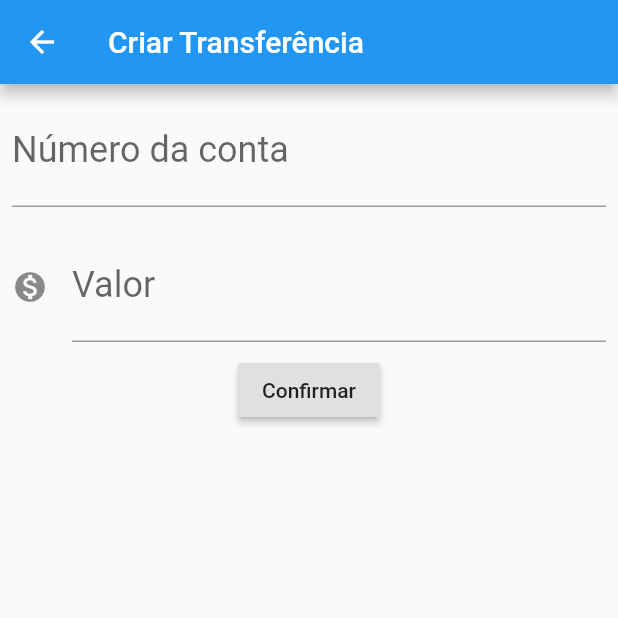
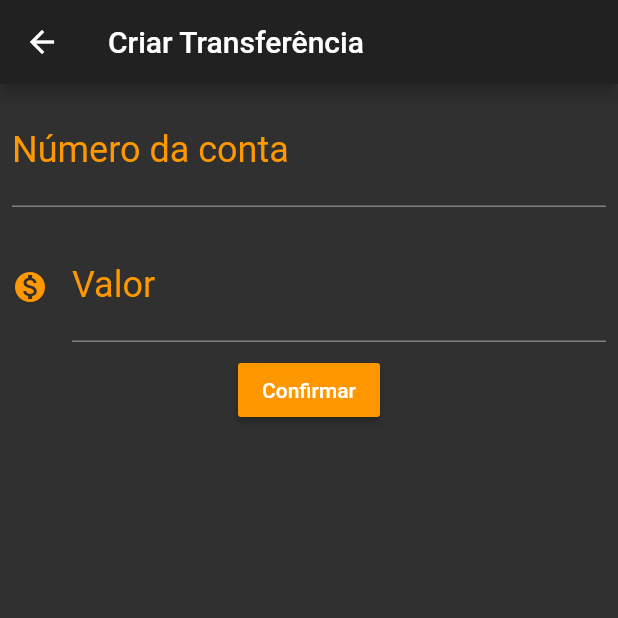
Before and after one commit to mathbonato/BytebankApp, a Flutter app: the screen it shows after launch, after a tap on the "add" icon, on a phone screen of 412 x 824 dp, the top half of it. Run offline on Flutter 3.47's test engine with Material 2 defaults, Android fonts, the phone set to English and light mode, and no system bars.

Commit message:
Added code refactoring, file organization, component styling, and bug fixes.

```diff
--- /dev/null
+++ b/lib/components/editor.dart
@@ -0,0 +1,39 @@
+import 'package:flutter/material.dart';
+
+class Editor extends StatelessWidget {
+  final TextEditingController controller;
+  final String label;
+  final String tip;
+  final IconData icon;
+
+  const Editor({this.controller, this.label, this.tip, this.icon});
+
+  Widget build(BuildContext context) {
+    return Padding(
+      padding: const EdgeInsets.all(8.0),
+      child: TextField(
+        controller: controller,
+        style: TextStyle(
+          color: Colors.orange,
+          fontSize: 24.0,
+        ),
+        decoration: InputDecoration(
+          icon: icon != null
+              ? Icon(
+                  icon,
+                  color: Colors.orange,
+                )
+              : null,
+          labelText: label,
+          labelStyle: TextStyle(color: Colors.orange),
+          hintText: tip,
+          hintStyle: TextStyle(color: Colors.orange),
+          focusedBorder: UnderlineInputBorder(
+            borderSide: BorderSide(color: Colors.orange),
+          ),
+        ),
+        keyboardType: TextInputType.number,
+      ),
+    );
+  }
+}
--- a/lib/main.dart
+++ b/lib/main.dart
@@ -1,3 +1,4 @@
+import 'package:alura_01/screens/transfer/list.dart';
 import 'package:flutter/material.dart';
 
 void main() => runApp(ByteBankApp());
@@ -6,130 +7,10 @@ class ByteBankApp extends StatelessWidget {
   @override
   Widget build(BuildContext context) {
     return MaterialApp(
+      theme: ThemeData.dark(),
       home: Scaffold(
         body: TrasnferList(),
       ),
     );
   }
 }
-
-class transferForm extends StatelessWidget {
-  final TextEditingController _controllerFieldAccountNumber =
-      TextEditingController();
-  final TextEditingController _controllerFieldValue = TextEditingController();
-
-  @override
-  Widget build(BuildContext context) {
-    return Scaffold(
-      appBar: AppBar(
-        title: Text('Criar Transferência'),
-      ),
-      body: Column(
-        children: <Widget>[
-          Editor(
-            controller: _controllerFieldAccountNumber,
-            label: 'Número da conta',
-            tip: '0000',
-          ),
-          Editor(
-            controller: _controllerFieldValue,
-            label: 'Valor',
-            tip: '0.00',
-            icon: Icons.monetization_on,
-          ),
-          RaisedButton(
-              child: Text('Confirmar'),
-              onPressed: () => _createtransfer(context))
-        ],
-      ),
-    );
-  }
-
-  void _createtransfer(BuildContext context) {
-    final int accountNumber = int.tryParse(_controllerFieldAccountNumber.text);
-    final double value = double.tryParse(_controllerFieldValue.text);
-
-    if (accountNumber != null && value != null) {
-      final newTransfer = Transfer(value, accountNumber);
-      Navigator.pop(context, newTransfer);
-    }
-  }
-}
-
-class Editor extends StatelessWidget {
-  final TextEditingController controller;
-  final String label;
-  final String tip;
-  final IconData icon;
-
-  const Editor({this.controller, this.label, this.tip, this.icon});
-
-  Widget build(BuildContext context) {
-    return Padding(
-      padding: const EdgeInsets.all(8.0),
-      child: TextField(
-        controller: controller,
-        style: TextStyle(
-          fontSize: 24.0,
-        ),
-        decoration: InputDecoration(
-          icon: icon != null ? Icon(icon) : null,
-          labelText: label,
-          hintText: tip,
-        ),
-        keyboardType: TextInputType.number,
-      ),
-    );
-  }
-}
-
-class TrasnferList extends StatelessWidget {
-  @override
-  Widget build(BuildContext context) {
-    return Scaffold(
-        appBar: AppBar(
-          title: Text('Transferências'),
-        ),
-        body: Column(children: <Widget>[
-          TransferItem(Transfer(100.00, 1234)),
-          TransferItem(Transfer(200.00, 4434)),
-          TransferItem(Transfer(150.00, 2222))
-        ]),
-        floatingActionButton: FloatingActionButton(
-          child: Icon(Icons.add),
-          onPressed: () {
-            final Future<Transfer> future =
-                Navigator.push(context, MaterialPageRoute(builder: (context) {
-              return transferForm();
-            }));
-
-            future.then((reicevedTransfer) {
-              debugPrint('Cheguei aqui');
-              debugPrint(reicevedTransfer.toString());
-            });
-          },
-        ));
-  }
-}
-
-class TransferItem extends StatelessWidget {
-  final Transfer transfer;
-
-  const TransferItem(this.transfer);
-
-  Widget build(BuildContext context) {
-    return Card(
-        child: ListTile(
-      leading: Icon(Icons.monetization_on),
-      title: Text(transfer.value.toString()),
-      subtitle: Text(transfer.accountNumber.toString()),
-    ));
-  }
-}
-
-class Transfer {
-  final double value;
-  final int accountNumber;
-
-  Transfer(this.value, this.accountNumber);
-}
--- /dev/null
+++ b/lib/models/transfer.dart
@@ -0,0 +1,6 @@
+class Transfer {
+  final double value;
+  final int accountNumber;
+
+  Transfer(this.value, this.accountNumber);
+}
--- /dev/null
+++ b/lib/screens/transfer/form.dart
@@ -0,0 +1,59 @@
+import 'package:alura_01/components/editor.dart';
+import 'package:alura_01/models/transfer.dart';
+import 'package:flutter/material.dart';
+
+const _appBarTitle = 'Criar Transferência';
+
+class TransferForm extends StatefulWidget {
+  @override
+  State<StatefulWidget> createState() {
+    return TransferFormState();
+  }
+}
+
+class TransferFormState extends State<TransferForm> {
+  final TextEditingController _controllerFieldAccountNumber =
+      TextEditingController();
+  final TextEditingController _controllerFieldValue = TextEditingController();
+
+  @override
+  Widget build(BuildContext context) {
+    return Scaffold(
+      appBar: AppBar(
+        title: Text(_appBarTitle),
+      ),
+      body: SingleChildScrollView(
+        child: Column(
+          children: <Widget>[
+            Editor(
+              controller: _controllerFieldAccountNumber,
+              label: 'Número da conta',
+              tip: '0000',
+            ),
+            Editor(
+              controller: _controllerFieldValue,
+              label: 'Valor',
+              tip: '0.00',
+              icon: Icons.monetization_on,
+            ),
+            RaisedButton(
+              child: Text('Confirmar'),
+              color: Colors.orange,
+              onPressed: () => _createTransfer(context),
+            )
+          ],
+        ),
+      ),
+    );
+  }
+
+  void _createTransfer(BuildContext context) {
+    final int accountNumber = int.tryParse(_controllerFieldAccountNumber.text);
+    final double value = double.tryParse(_controllerFieldValue.text);
+
+    if (accountNumber != null && value != null) {
+      final newTransfer = Transfer(value, accountNumber);
+      Navigator.pop(context, newTransfer);
+    }
+  }
+}
--- /dev/null
+++ b/lib/screens/transfer/list.dart
@@ -0,0 +1,61 @@
+import 'package:alura_01/models/transfer.dart';
+import 'package:alura_01/screens/transfer/form.dart';
+import 'package:flutter/material.dart';
+
+const _appBarTitle = 'Transferências';
+
+class TrasnferList extends StatefulWidget {
+  final List<Transfer> _transfer = List();
+
+  @override
+  State<StatefulWidget> createState() {
+    return TransferListState();
+  }
+}
+
+class TransferListState extends State<TrasnferList> {
+  Widget build(BuildContext context) {
+    return Scaffold(
+        appBar: AppBar(
+          title: Text(_appBarTitle),
+        ),
+        body: ListView.builder(
+          itemCount: widget._transfer.length,
+          itemBuilder: (context, index) {
+            return TransferItem(widget._transfer[index]);
+          },
+        ),
+        floatingActionButton: FloatingActionButton(
+          child: Icon(Icons.add),
+          backgroundColor: Colors.orange,
+          onPressed: () {
+            Navigator.push(context, MaterialPageRoute(builder: (context) {
+              return TransferForm();
+            })).then((reicevedTransfer) => _updateList(reicevedTransfer));
+          },
+        ));
+  }
+
+  void _updateList(Transfer reicevedTransfer) {
+    if (reicevedTransfer != null) {
+      setState(() {
+        widget._transfer.add(reicevedTransfer);
+      });
+    }
+  }
+}
+
+class TransferItem extends StatelessWidget {
+  final Transfer transfer;
+
+  const TransferItem(this.transfer);
+
+  Widget build(BuildContext context) {
+    return Card(
+        child: ListTile(
+      leading: Icon(Icons.monetization_on),
+      title: Text(transfer.value.toString()),
+      subtitle: Text(transfer.accountNumber.toString()),
+    ));
+  }
+}
```
Also changed, not shown: 1 other file.
